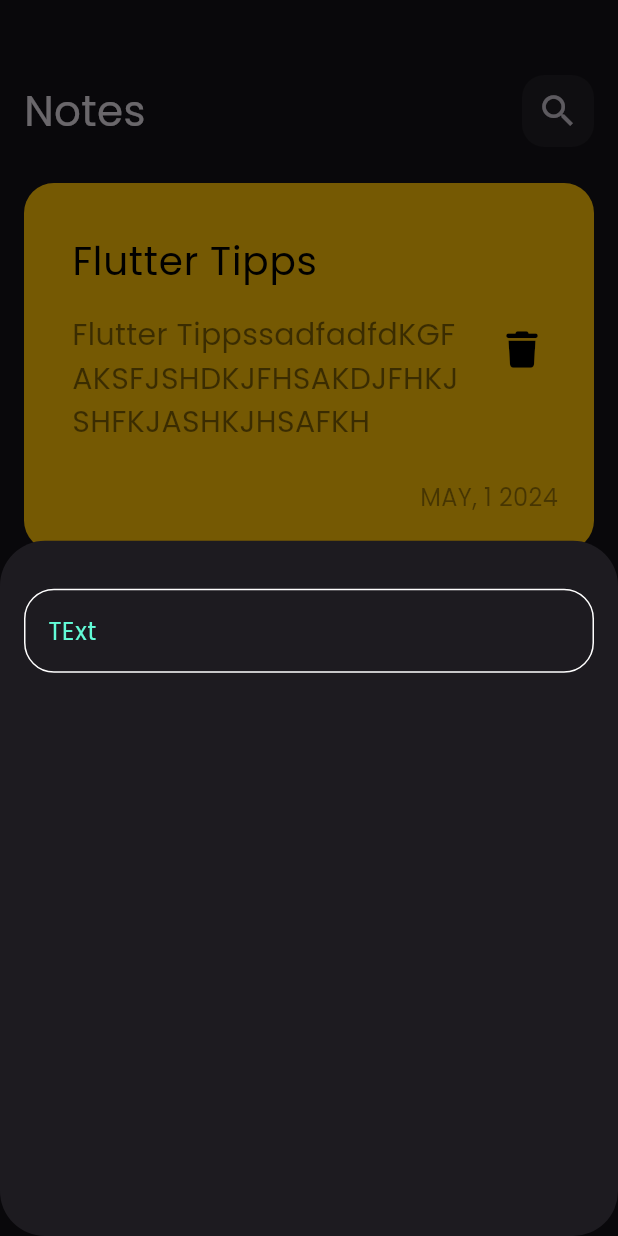
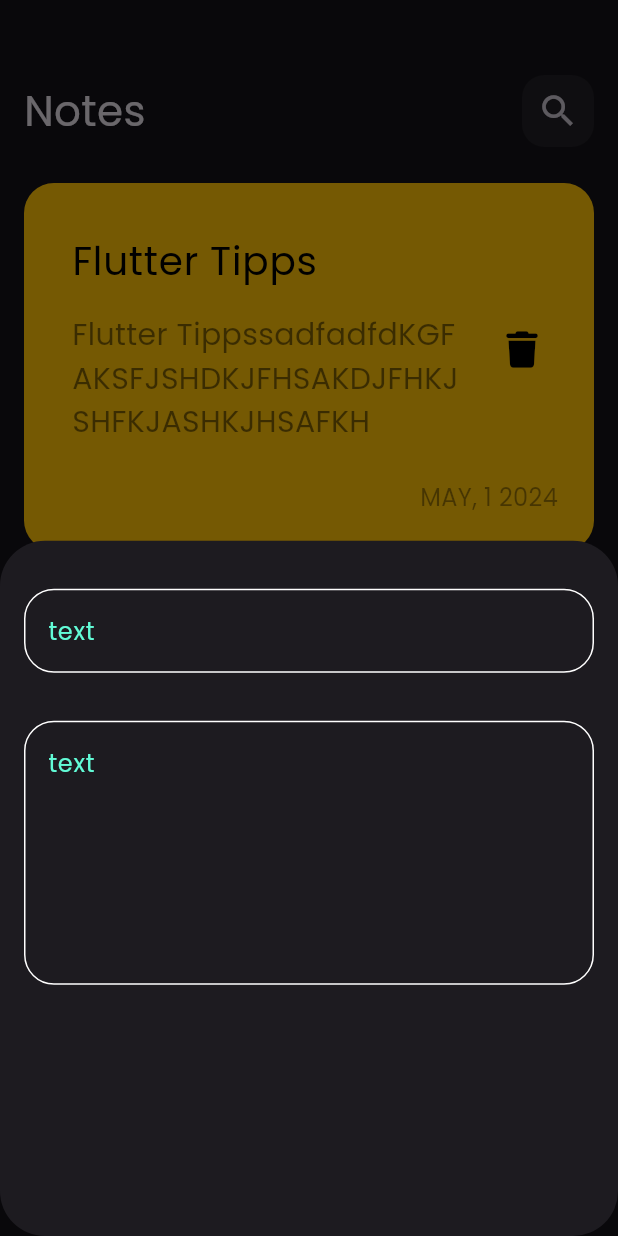
Before and after one commit to beshoyArmia/note_app, a Flutter app: the screen it shows after launch, after a tap on an icon or button, on a phone screen of 412 x 824 dp. Run offline on Flutter 3.47's test engine with Material 3 defaults, Android fonts, the phone set to English and light mode, and no system bars; our stand-ins replace font_awesome_flutter.

Commit message:
Add text fild

```diff
--- a/lib/widgets/CustomTextField.dart
+++ b/lib/widgets/CustomTextField.dart
@@ -2,14 +2,17 @@ import 'package:flutter/material.dart';
 import 'package:note_app/constant.dart';
 
 class Customtextfield extends StatelessWidget {
-  const Customtextfield({super.key});
-
+  const Customtextfield(
+      {super.key, required this.hint, required this.maxlines});
+  final String hint;
+  final int maxlines;
   @override
   Widget build(BuildContext context) {
     return TextFormField(
+      maxLines: maxlines,
       cursorColor: kprimarycolor,
       decoration: InputDecoration(
-        hintText: "TExt",
+        hintText: hint,
         hintStyle: TextStyle(color: kprimarycolor),
         border: BuildBorder(),
         enabledBorder: BuildBorder(),
--- a/lib/widgets/addNoteBottonSheet.dart
+++ b/lib/widgets/addNoteBottonSheet.dart
@@ -14,7 +14,17 @@ class addNoteBottonSheet extends StatelessWidget {
           SizedBox(
             height: 32,
           ),
-          Customtextfield(),
+          Customtextfield(
+            hint: "text",
+            maxlines: 1,
+          ),
+          SizedBox(
+            height: 32,
+          ),
+          Customtextfield(
+            hint: "text",
+            maxlines: 6,
+          ),
         ],
       ),
     );
```
